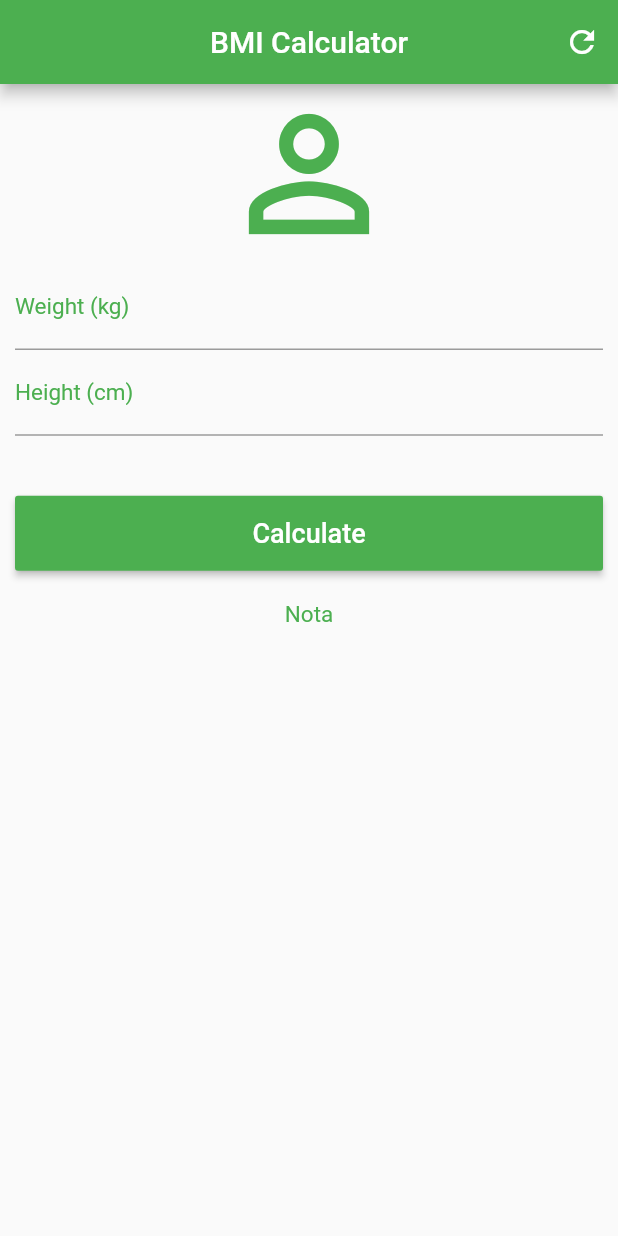
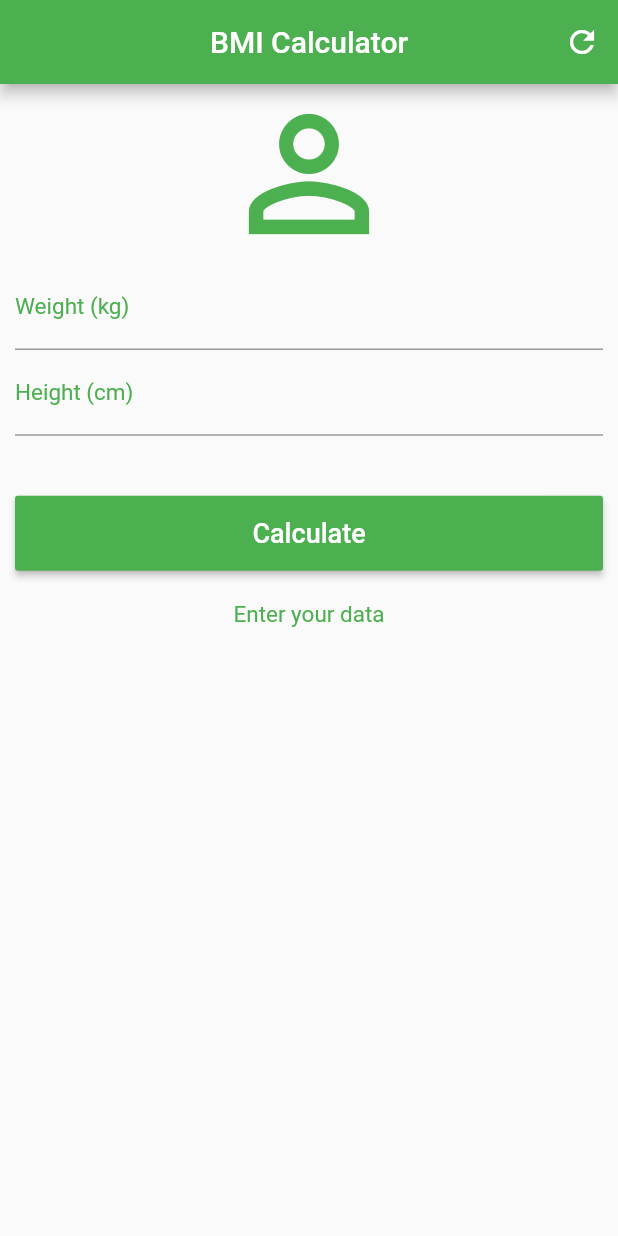
Before and after one commit to Wkerlyson/calculator-bmi, a Flutter app: the screen it shows after launch, after a tap on "Calculate", on a phone screen of 412 x 824 dp. Run offline on Flutter 3.47's test engine with Material 2 defaults, Android fonts, the phone set to English and light mode, and no system bars.

Commit message:
adding Controller and Calculation

```diff
--- a/lib/main.dart
+++ b/lib/main.dart
@@ -9,6 +9,40 @@ class Home extends StatefulWidget {
 }
 
 class _HomeState extends State<Home> {
+  TextEditingController weightController = TextEditingController();
+  TextEditingController heightController = TextEditingController();
+
+  String _infoText = 'Enter your data';
+
+  void _resetFields() {
+    weightController.text = '';
+    heightController.text = '';
+    _infoText = 'Enter your data';
+  }
+
+  void _calculate() {
+    setState(() {
+      double weight = double.parse(weightController.text);
+      double height = double.parse(heightController.text) / 100;
+      double bmi = weight / (height * height);
+      print(bmi);
+
+      if (bmi < 18.6) {
+        _infoText = "Underweight (${bmi.toStringAsPrecision(4)})";
+      } else if (bmi >= 18.6 && bmi < 24.9) {
+        _infoText = "Ideal weight (${bmi.toStringAsPrecision(4)})";
+      } else if (bmi >= 24.9 && bmi < 29.9) {
+        _infoText = "Slightly overweight (${bmi.toStringAsPrecision(4)})";
+      } else if (bmi >= 29.9 && bmi < 34.9) {
+        _infoText = "Obesity Grade I (${bmi.toStringAsPrecision(4)})";
+      } else if (bmi >= 34.9 && bmi < 39.9) {
+        _infoText = "obesity Grade II (${bmi.toStringAsPrecision(4)})";
+      } else if (bmi >= 40) {
+        _infoText = "Obesity Grade III (${bmi.toStringAsPrecision(4)})";
+      }
+    });
+  }
+
   @override
   Widget build(BuildContext context) {
     return Scaffold(
@@ -19,7 +53,7 @@ class _HomeState extends State<Home> {
           actions: <Widget>[
             IconButton(
               icon: Icon(Icons.refresh),
-              onPressed: () {},
+              onPressed: _resetFields,
             )
           ],
         ),
@@ -31,6 +65,7 @@ class _HomeState extends State<Home> {
               Icon(Icons.person_outline, size: 120, color: Colors.green),
               TextField(
                 keyboardType: TextInputType.number,
+                controller: weightController,
                 decoration: InputDecoration(
                     labelText: 'Weight (kg)',
                     labelStyle: TextStyle(color: Colors.green)),
@@ -38,6 +73,7 @@ class _HomeState extends State<Home> {
               ),
               TextField(
                 keyboardType: TextInputType.number,
+                controller: heightController,
                 decoration: InputDecoration(
                     labelText: 'Height (cm)',
                     labelStyle: TextStyle(color: Colors.green)),
@@ -48,7 +84,7 @@ class _HomeState extends State<Home> {
                 child: Container(
                   height: 50,
                   child: RaisedButton(
-                    onPressed: () {},
+                    onPressed: _calculate,
                     child: Text(
                       'Calculate',
                       style: TextStyle(color: Colors.white, fontSize: 18),
@@ -58,7 +94,7 @@ class _HomeState extends State<Home> {
                 ),
               ),
               Text(
-                'Nota',
+                _infoText,
                 textAlign: TextAlign.center,
                 style: TextStyle(color: Colors.green, fontSize: 15),
               )
```
